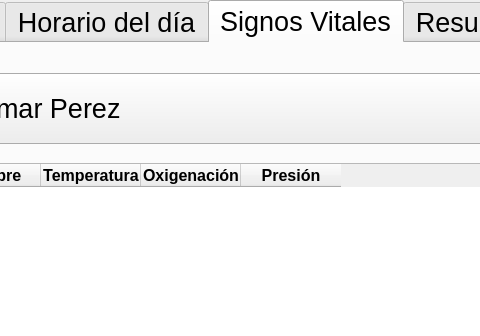
Before: the Qt Designer form src/Pastillero.ui in JonatanESalinas/nursing_home_robot, drawn with Qt 5; both pictures show x 82 to 562 and y 0 to 336 of the 1102 by 853 pixel window.
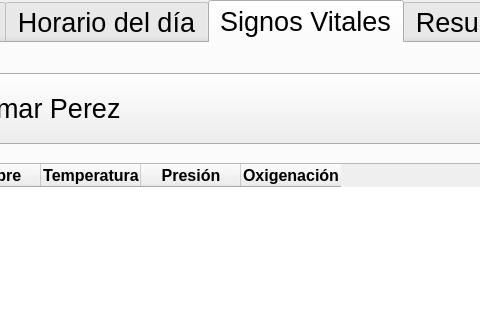
After: the same form once the commit is applied.

Commit message: Se switcheo el orden de presion y oxigenacion en la tabla de signos

The edit to the form file:
```diff
--- a/src/Pastillero.ui
+++ b/src/Pastillero.ui
@@ -842,7 +842,7 @@
      </column>
      <column>
       <property name="text">
-       <string>Oxigenación</string>
+       <string>Presión</string>
       </property>
       <property name="font">
        <font>
@@ -854,7 +854,7 @@
      </column>
      <column>
       <property name="text">
-       <string>Presión</string>
+       <string>Oxigenación</string>
       </property>
       <property name="font">
        <font>
```
The commit also changes 1 other file.
